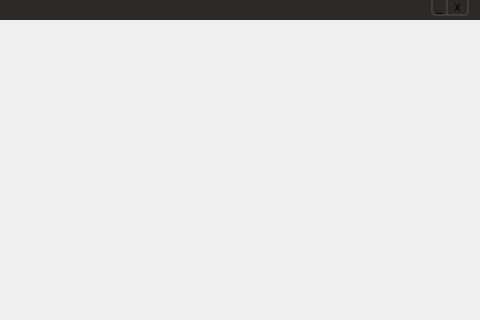
Before: the Qt Designer form trunk/src/edr/src/hmm_view/ui/toolboxmaindeffile.ui in mk4me/hm-mde-one, drawn with Qt 5; both pictures show x 450 to 930 and y 0 to 320 of the 930 by 626 pixel window.
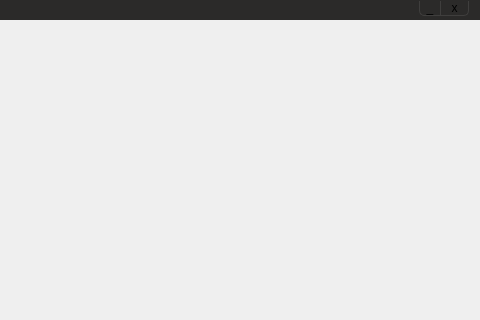
After: the same form once the commit is applied. Icons and pictures are not drawn.

```diff
--- a/trunk/src/edr/src/hmm_view/ui/toolboxmaindeffile.ui
+++ b/trunk/src/edr/src/hmm_view/ui/toolboxmaindeffile.ui
@@ -137,19 +137,19 @@
         <widget class="QToolButton" name="minimizeButton">
          <property name="maximumSize">
           <size>
-           <width>16</width>
-           <height>16</height>
+           <width>21</width>
+           <height>15</height>
           </size>
          </property>
          <property name="styleSheet">
           <string notr="true">QToolButton {
     background-color: rgb(43, 42, 41);
-    border-width: 2px;
+    border-width: 1px;
      border-color:  rgb(63, 62, 61);
      border-style: solid; 
      border-top: none; 
      border-bottom-left-radius: 5px;
-     border-right-width: 1px;
+     border-right-width: 0px;
 } 
 
 QToolButton:hover {
@@ -184,14 +184,14 @@
         <widget class="QToolButton" name="exitButton">
          <property name="maximumSize">
           <size>
-           <width>22</width>
-           <height>16</height>
+           <width>29</width>
+           <height>15</height>
           </size>
          </property>
          <property name="styleSheet">
           <string notr="true">QToolButton {
     background-color: rgb(43, 42, 41);
-     border-width: 2px;
+     border-width: 1px;
      border-color:  rgb(63, 62, 61);
      border-style: solid; 
      border-top: none; 
```
Left out of the diff: 157 changed lines with no effect on the pictures.
